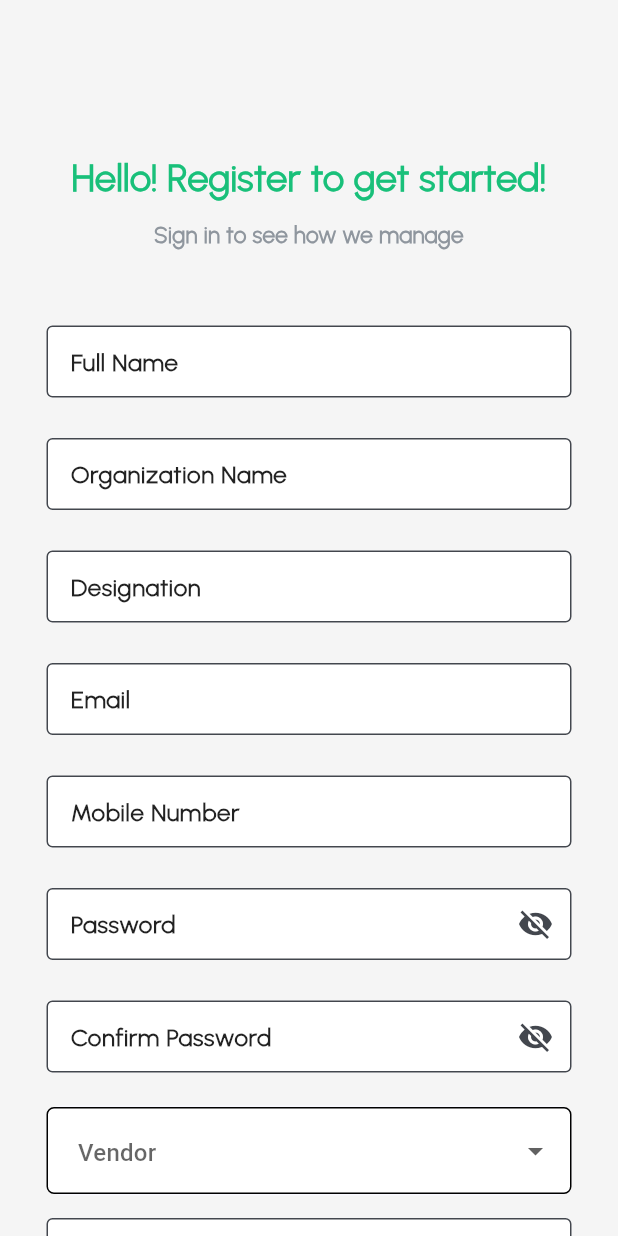
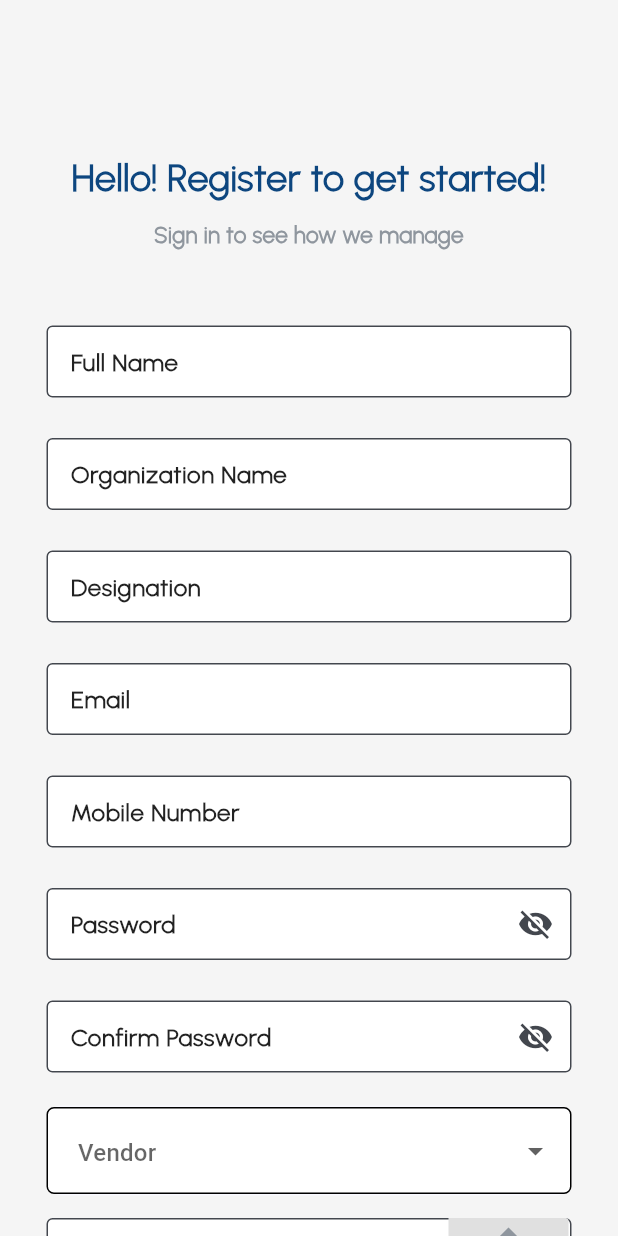
Before and after one commit to Mahfuz-00/national_data_center_app, a Flutter app: the Signup screen opened directly, on a phone screen of 412 x 824 dp. Run offline on Flutter 3.47's test engine with Material 3 defaults, Android fonts, the phone set to English and light mode, and no system bars; missing offline and left inert: flutter_charts, footer.

Commit message:
Last Updated: 16th April 2024

```diff
--- a/lib/Access Form(Visitor)/accessformUI.dart
+++ b/lib/Access Form(Visitor)/accessformUI.dart
@@ -164,7 +164,7 @@ class _AccessFormState extends State<AccessForm> {
                           },
                           child: Padding(
                             padding: const EdgeInsets.all(12.0), // Adjust the padding as needed
-                            child: Icon(Icons.calendar_today_outlined, size: 40,),
+                            child: Icon(Icons.calendar_today_outlined, size: 30,),
                           ),
                         ),
                       ),
@@ -208,7 +208,7 @@ class _AccessFormState extends State<AccessForm> {
                           },
                           child: Padding(
                             padding: const EdgeInsets.all(12.0), // Adjust the padding as needed
-                            child: Icon(Icons.schedule_rounded, size: 40,),
+                            child: Icon(Icons.schedule_rounded, size: 30,),
                           ),
                         ),
                       ),
--- a/lib/Sign Up UI/signupUI.dart
+++ b/lib/Sign Up UI/signupUI.dart
@@ -74,7 +74,7 @@ class _SignupState extends State<Signup> {
                           'Hello! Register to get started!',
                           textAlign: TextAlign.center,
                           style: TextStyle(
-                            color: Color.fromRGBO(25, 192, 122, 1),
+                            color: Color.fromRGBO(13, 70, 127, 1),
                             fontSize: 25,
                             fontWeight: FontWeight.bold,
                             fontFamily: 'default',
@@ -322,7 +322,7 @@ class _SignupState extends State<Signup> {
                                     fontWeight: FontWeight.bold,
                                     fontFamily: 'default',
                                   ),
-                                  decoration: const InputDecoration(
+                                  decoration: InputDecoration(
                                     filled: true,
                                     fillColor: Colors.white,
                                     border: OutlineInputBorder(),
@@ -332,6 +332,35 @@ class _SignupState extends State<Signup> {
                                       fontWeight: FontWeight.bold,
                                       fontSize: 16,
                                       fontFamily: 'default',
+                                    ),
+                                    suffixIcon: GestureDetector(
+                                      onTap: (){},
+                                      child: Container(
+                                          margin: EdgeInsets.only(right: 2),
+                                          padding: EdgeInsets.all(3),
+                                          width: 80,
+                                          height: 50,
+                                          decoration: BoxDecoration(
+                                            color: Colors.grey[300],
+                                            borderRadius: BorderRadius.only(
+                                              topRight: Radius.circular(2),
+                                              bottomRight: Radius.circular(2),
+                                            ),
+                                          ),
+                                          child: Column(
+                                            children: [
+                                              Icon(Icons.file_upload,
+                                                color: Color.fromRGBO(143, 150, 158, 1),),
+                                              Text('Upload',
+                                                style: TextStyle(
+                                                  color: Color.fromRGBO(143, 150, 158, 1),
+                                                  fontSize: 12,
+                                                  fontWeight: FontWeight.bold,
+                                                  fontFamily: 'default',
+                                                ),)
+                                            ],
+                                          )
+                                      ),
                                     ),
                                   ),
                                 ),
@@ -343,7 +372,7 @@ class _SignupState extends State<Signup> {
                         ElevatedButton(
                             onPressed: _registerUser,
                             style: ElevatedButton.styleFrom(
-                              backgroundColor: Color.fromRGBO(25, 192, 122, 1),
+                              backgroundColor: Color.fromRGBO(13, 70, 127, 1),
                               shape: RoundedRectangleBorder(
                                 borderRadius: BorderRadius.circular(10),
                               ),
@@ -389,7 +418,7 @@ class _SignupState extends State<Signup> {
                                 'Login now',
                                 textAlign: TextAlign.center,
                                 style: TextStyle(
-                                  color: Color.fromRGBO(25, 192, 122, 1),
+                                  color: Color.fromRGBO(13, 70, 127, 1),
                                   fontSize: 15,
                                   fontWeight: FontWeight.bold,
                                   fontFamily: 'default',
```
Also changed, not shown: lib/Security Admin Dashboard/securityadmindashboardUI.dart (+122 -122 lines).
